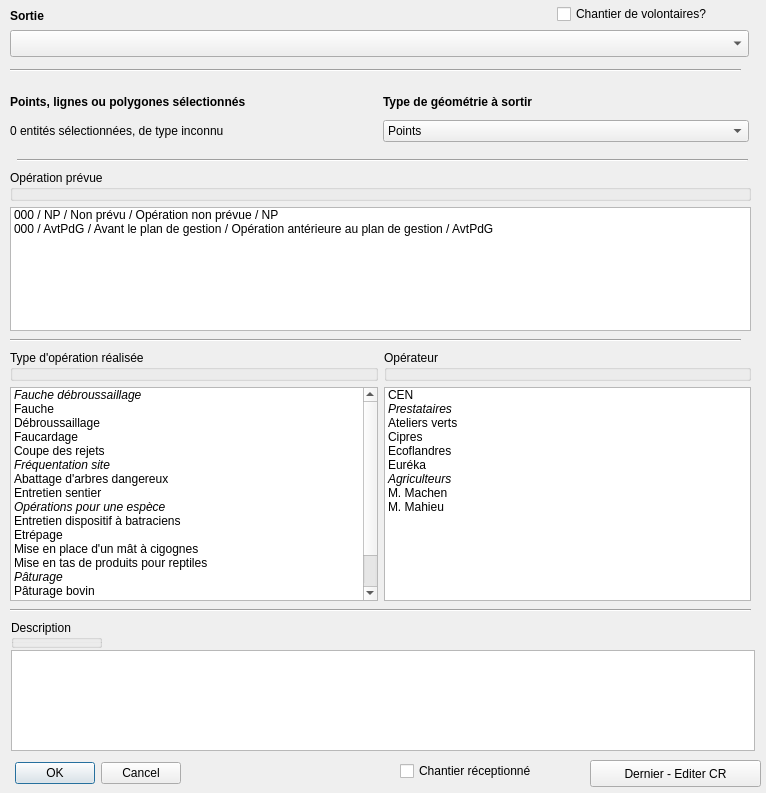
This is ui_operation.ui in VincentD/bdtravaux as Qt 5 draws it before an edit. The edited form follows.
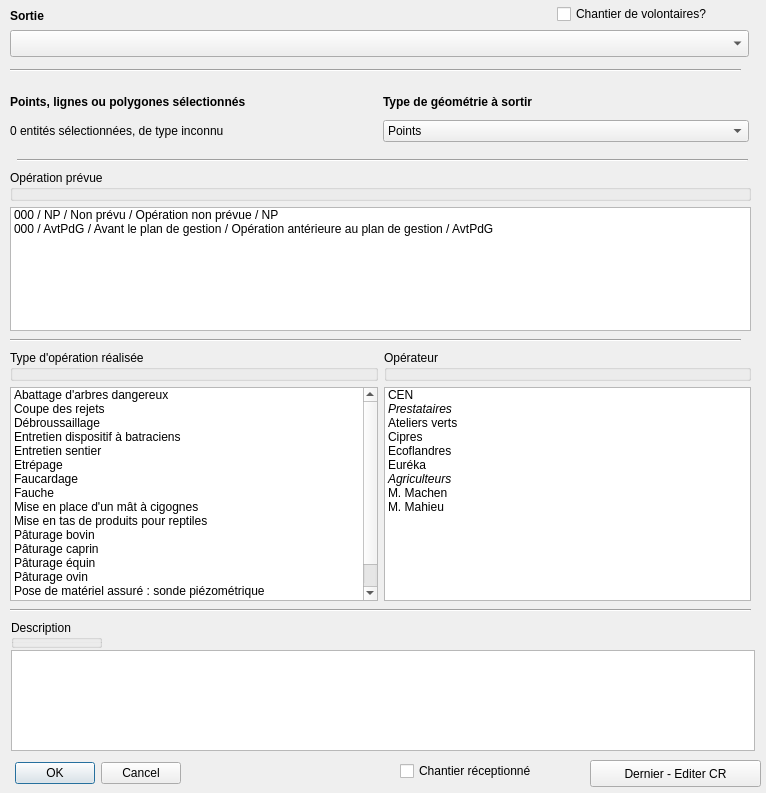
This is the edited form.

Commit message: Amélioration de la liste de choix : "oppreal". Retrait des paragraphes. Ajout des items "Pose de matériel assuré : ..." pour gérer le métériel sur les sites.

```diff
--- a/ui_operation.ui
+++ b/ui_operation.ui
@@ -302,70 +302,6 @@
     </item>
     <item row="1" column="0">
      <widget class="QListWidget" name="opreal">
-      <item>
-       <property name="text">
-        <string>Fauche débroussaillage</string>
-       </property>
-       <property name="font">
-        <font>
-         <italic>true</italic>
-        </font>
-       </property>
-       <property name="foreground">
-        <brush brushstyle="NoBrush">
-         <color alpha="255">
-          <red>255</red>
-          <green>0</green>
-          <blue>0</blue>
-         </color>
-        </brush>
-       </property>
-       <property name="flags">
-        <set>NoItemFlags</set>
-       </property>
-      </item>
-      <item>
-       <property name="text">
-        <string>Fauche</string>
-       </property>
-      </item>
-      <item>
-       <property name="text">
-        <string>Débroussaillage</string>
-       </property>
-      </item>
-      <item>
-       <property name="text">
-        <string>Faucardage</string>
-       </property>
-      </item>
-      <item>
-       <property name="text">
-        <string>Coupe des rejets</string>
-       </property>
-      </item>
-      <item>
-       <property name="text">
-        <string>Fréquentation site</string>
-       </property>
-       <property name="font">
-        <font>
-         <italic>true</italic>
-        </font>
-       </property>
-       <property name="foreground">
-        <brush brushstyle="NoBrush">
-         <color alpha="255">
-          <red>255</red>
-          <green>0</green>
-          <blue>0</blue>
-         </color>
-        </brush>
-       </property>
-       <property name="flags">
-        <set>NoItemFlags</set>
-       </property>
-      </item>
       <item>
        <property name="text">
         <string>Abattage d'arbres dangereux</string>
@@ -373,29 +309,12 @@
       </item>
       <item>
        <property name="text">
-        <string>Entretien sentier</string>
+        <string>Coupe des rejets</string>
        </property>
       </item>
       <item>
        <property name="text">
-        <string>Opérations pour une espèce</string>
-       </property>
-       <property name="font">
-        <font>
-         <italic>true</italic>
-        </font>
-       </property>
-       <property name="foreground">
-        <brush brushstyle="NoBrush">
-         <color alpha="255">
-          <red>255</red>
-          <green>0</green>
-          <blue>0</blue>
-         </color>
-        </brush>
-       </property>
-       <property name="flags">
-        <set>NoItemFlags</set>
+        <string>Débroussaillage</string>
        </property>
       </item>
       <item>
@@ -403,11 +322,26 @@
         <string>Entretien dispositif à batraciens</string>
        </property>
       </item>
+      <item>
+       <property name="text">
+        <string>Entretien sentier</string>
+       </property>
+      </item>
       <item>
        <property name="text">
         <string>Etrépage</string>
        </property>
       </item>
+      <item>
+       <property name="text">
+        <string>Faucardage</string>
+       </property>
+      </item>
+      <item>
+       <property name="text">
+        <string>Fauche</string>
+       </property>
+      </item>
       <item>
        <property name="text">
         <string>Mise en place d'un mât à cigognes</string>
@@ -418,48 +352,41 @@
         <string>Mise en tas de produits pour reptiles</string>
        </property>
       </item>
-      <item>
-       <property name="text">
-        <string>Pâturage</string>
-       </property>
-       <property name="font">
-        <font>
-         <italic>true</italic>
-        </font>
-       </property>
-       <property name="foreground">
-        <brush brushstyle="NoBrush">
-         <color alpha="255">
-          <red>255</red>
-          <green>0</green>
-          <blue>0</blue>
-         </color>
-        </brush>
-       </property>
-       <property name="flags">
-        <set>NoItemFlags</set>
-       </property>
-      </item>
       <item>
        <property name="text">
         <string>Pâturage bovin</string>
        </property>
       </item>
-      <item>
-       <property name="text">
-        <string>Pâturage équin</string>
-       </property>
-      </item>
       <item>
        <property name="text">
         <string>Pâturage caprin</string>
        </property>
       </item>
+      <item>
+       <property name="text">
+        <string>Pâturage équin</string>
+       </property>
+      </item>
       <item>
        <property name="text">
         <string>Pâturage ovin</string>
        </property>
       </item>
+      <item>
+       <property name="text">
+        <string>Pose de matériel assuré : sonde piézométrique</string>
+       </property>
+      </item>
+      <item>
+       <property name="text">
+        <string>Pose de matériel assuré : sonde limnimétrique</string>
+       </property>
+      </item>
+      <item>
+       <property name="text">
+        <string>Pose de matériel assuré : écocompteur</string>
+       </property>
+      </item>
      </widget>
     </item>
     <item row="1" column="1">
```
